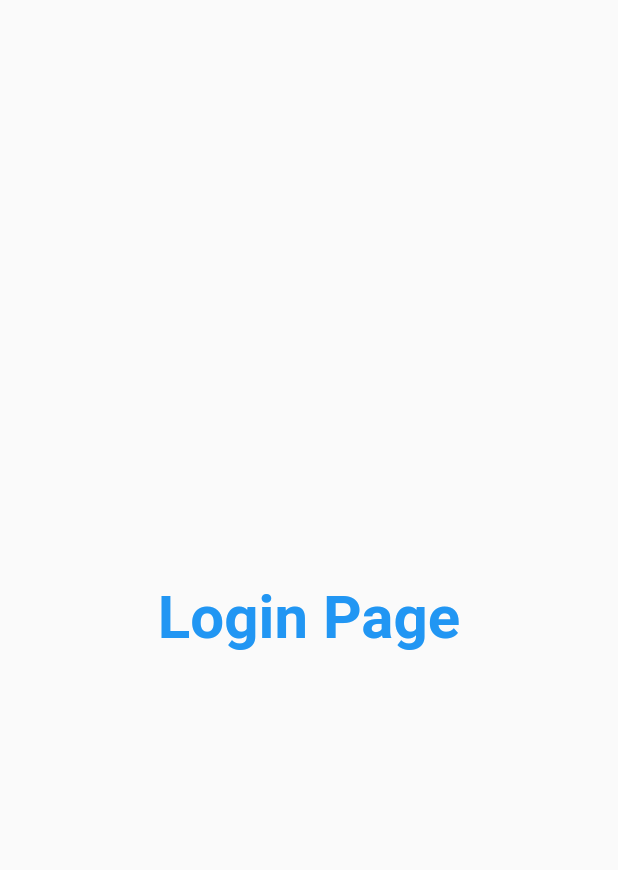
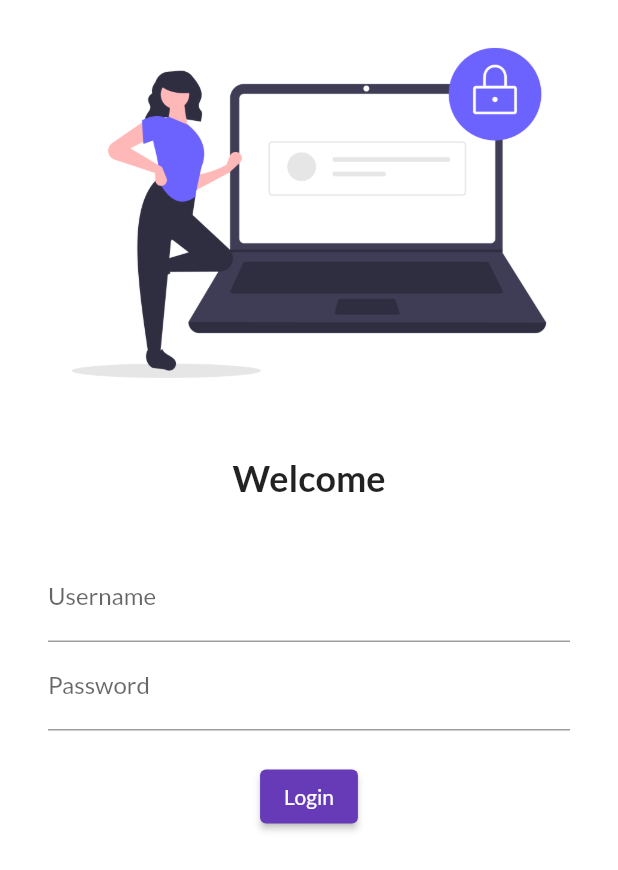
Before and after one commit to umeshraj1000/fluttercatalogue, a Flutter app: the screen it shows after launch, on a phone screen of 412 x 824 dp. Shown: the top 870 px of the screen. Run offline on Flutter 3.47's test engine with Material 2 defaults, Android fonts, the phone set to English and light mode, and no system bars; our stand-ins replace google_fonts.

Commit message:
day 4 completed

```diff
--- a/lib/loginpage.dart
+++ b/lib/loginpage.dart
@@ -4,16 +4,54 @@ class LoginPage extends StatelessWidget {
   @override
   Widget build(BuildContext context) {
     return Material(
-      child: Center(
-        child: Text(
-          "Login Page",
-          style: TextStyle(
-            fontSize: 40,
-            color: Colors.blue,
-            fontWeight: FontWeight.bold,
-          ),
-        ),
-      ),
-    );
+        color: Colors.white,
+        child: Column(
+          children: [
+            Image.asset(
+              "assets/images/login_image.png",
+              fit: BoxFit.cover,
+            ),
+            SizedBox(
+              height: 20.0,
+            ),
+            Text(
+              "Welcome",
+              style: TextStyle(
+                fontSize: 24,
+                fontWeight: FontWeight.bold,
+              ),
+            ),
+            SizedBox(
+              height: 20.0,
+            ),
+            Padding(
+              padding:
+                  const EdgeInsets.symmetric(vertical: 16.0, horizontal: 32.0),
+              child: Column(
+                children: [
+                  TextFormField(
+                    decoration: InputDecoration(
+                        hintText: "Enter Username", labelText: "Username"),
+                  ),
+                  TextFormField(
+                    obscureText: true,
+                    decoration: InputDecoration(
+                        hintText: "Enter Password", labelText: "Password"),
+                  ),
+                  SizedBox(
+                    height: 20.0,
+                  ),
+                  ElevatedButton(
+                    onPressed: () {
+                      print("clickeed");
+                    },
+                    child: Text("Login"),
+                    style: TextButton.styleFrom(),
+                  )
+                ],
+              ),
+            ),
+          ],
+        ));
   }
 }
--- a/lib/main.dart
+++ b/lib/main.dart
@@ -1,6 +1,7 @@
 import 'package:flutter/material.dart';
 import 'package:flutter_catalog/loginpage.dart';
 import 'package:flutter_catalog/pages/homepage.dart';
+import 'package:google_fonts/google_fonts.dart';
 
 void main() {
   runApp(MyApp());
@@ -11,7 +12,10 @@ class MyApp extends StatelessWidget {
   Widget build(BuildContext context) {
     return MaterialApp(
       themeMode: ThemeMode.light,
-      theme: ThemeData(primarySwatch: Colors.deepPurple),
+      theme: ThemeData(
+        primarySwatch: Colors.deepPurple,
+        fontFamily: GoogleFonts.lato().fontFamily,
+      ),
       darkTheme: ThemeData(brightness: Brightness.dark),
       initialRoute: "/login",
       routes: {
```
Also changed, not shown: pubspec.yaml (+4 -5 lines), assets/images/login_image.png (added), pubspec.lock.
